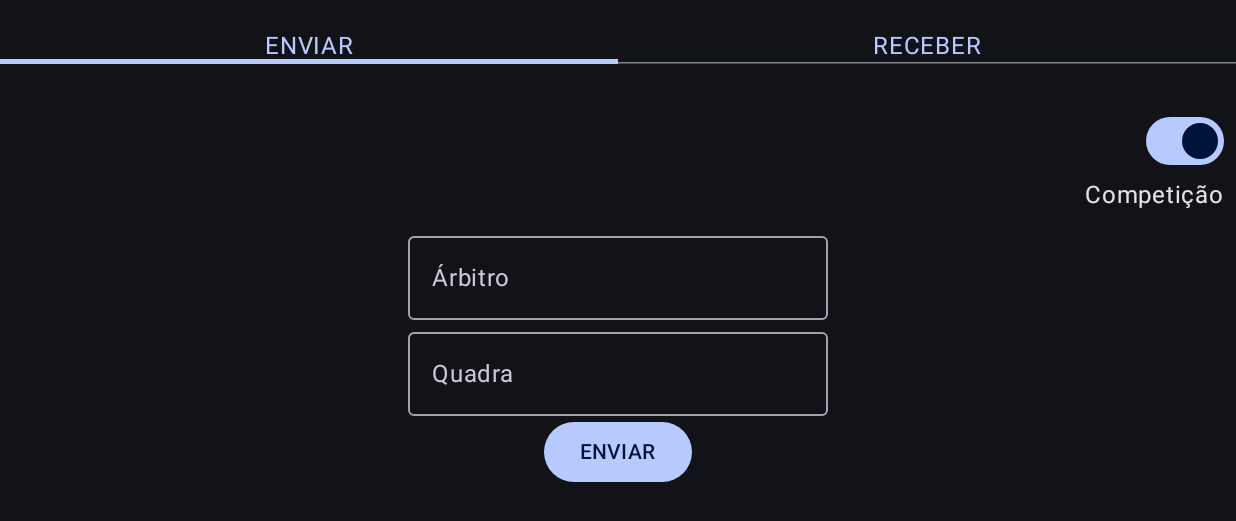
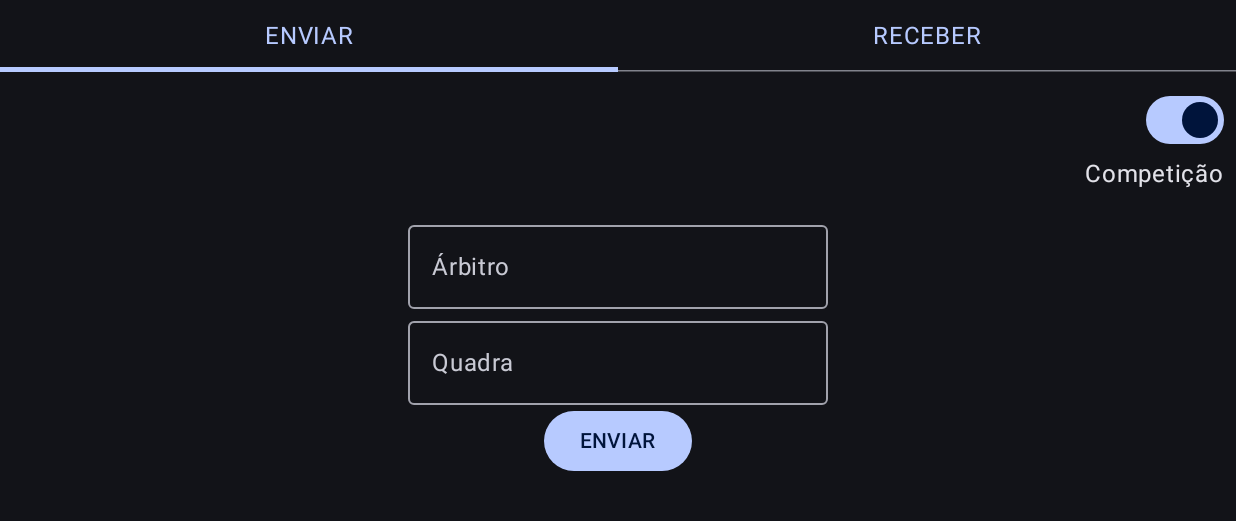
Before and after one commit to Dannful/UOPoomsae, an Android app built with Jetpack Compose: the screen it shows after launch (MainActivity), on a phone screen of 824 x 412 dp (held sideways). Shown: the top 521 px of the screen. Run offline under Robolectric (Android 15) with nearby library versions, the phone set to English and light mode, and no system bars; our stand-ins replace Dagger/Hilt's generated code.

Commit message:
Visual fixes

```diff
--- a/app/src/main/java/com/github/dannful/uopoomsae/presentation/mode_select/ModeSelectScreen.kt
+++ b/app/src/main/java/com/github/dannful/uopoomsae/presentation/mode_select/ModeSelectScreen.kt
@@ -1,11 +1,14 @@
 package com.github.dannful.uopoomsae.presentation.mode_select
 
+import androidx.compose.foundation.border
 import androidx.compose.foundation.layout.Box
 import androidx.compose.foundation.layout.Column
 import androidx.compose.foundation.layout.fillMaxHeight
 import androidx.compose.foundation.layout.fillMaxSize
 import androidx.compose.foundation.layout.fillMaxWidth
 import androidx.compose.foundation.layout.padding
+import androidx.compose.foundation.layout.wrapContentHeight
+import androidx.compose.foundation.layout.wrapContentSize
 import androidx.compose.foundation.text.KeyboardActions
 import androidx.compose.foundation.text.KeyboardOptions
 import androidx.compose.material3.Button
@@ -25,8 +28,10 @@ import androidx.compose.ui.Alignment
 import androidx.compose.ui.Modifier
 import androidx.compose.ui.focus.FocusRequester
 import androidx.compose.ui.focus.focusRequester
+import androidx.compose.ui.graphics.Color
 import androidx.compose.ui.text.input.ImeAction
 import androidx.compose.ui.text.input.KeyboardType
+import androidx.compose.ui.unit.dp
 import androidx.hilt.navigation.compose.hiltViewModel
 import androidx.navigation.NavController
 import androidx.navigation.NavGraphBuilder
@@ -46,18 +51,17 @@ fun ModeSelectScreen(
     Column(modifier = Modifier.fillMaxSize()) {
         TabRow(
             modifier = Modifier
-                .fillMaxHeight(0.15f)
-                .fillMaxWidth(),
+                .wrapContentSize(),
             selectedTabIndex = selectedTab
         ) {
             Tab(selected = selectedTab == 0, onClick = {
                 selectedTab = 0
-            }) {
+            }, modifier = Modifier.fillMaxWidth().fillMaxHeight(0.15f)) {
                 Text(text = "ENVIAR")
             }
             Tab(selected = selectedTab == 0, onClick = {
                 selectedTab = 1
-            }) {
+            }, modifier = Modifier.fillMaxWidth().fillMaxWidth(0.15f)) {
                 Text(text = "RECEBER")
             }
         }
```
